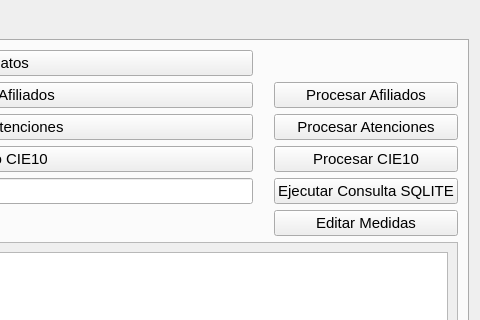
Before: the Qt Designer form configuracion/ui_configuracion.ui in rodety/FuaSis, drawn with Qt 5; both pictures show x 357 to 837 and y 0 to 320 of the 837 by 517 pixel window.
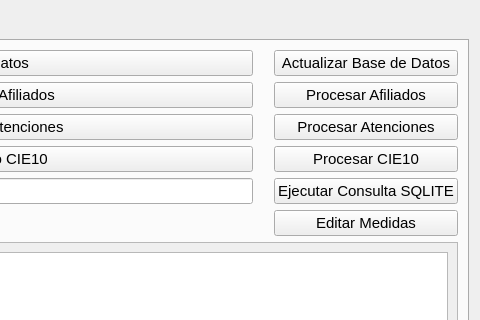
After: the same form once the commit is applied. Icons and pictures are not drawn.

What changed in the file:
```diff
--- a/configuracion/ui_configuracion.ui
+++ b/configuracion/ui_configuracion.ui
@@ -321,6 +321,13 @@
            </property>
           </widget>
          </item>
+         <item row="0" column="2">
+          <widget class="QPushButton" name="pushButton_update_db">
+           <property name="text">
+            <string>Actualizar Base de Datos</string>
+           </property>
+          </widget>
+         </item>
         </layout>
        </item>
       </layout>
```
